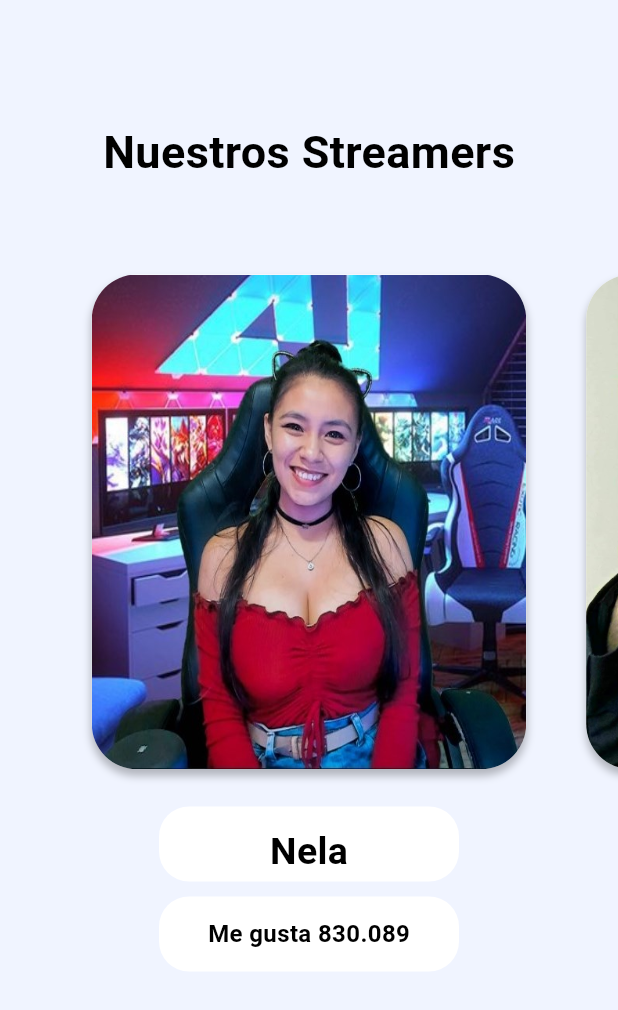
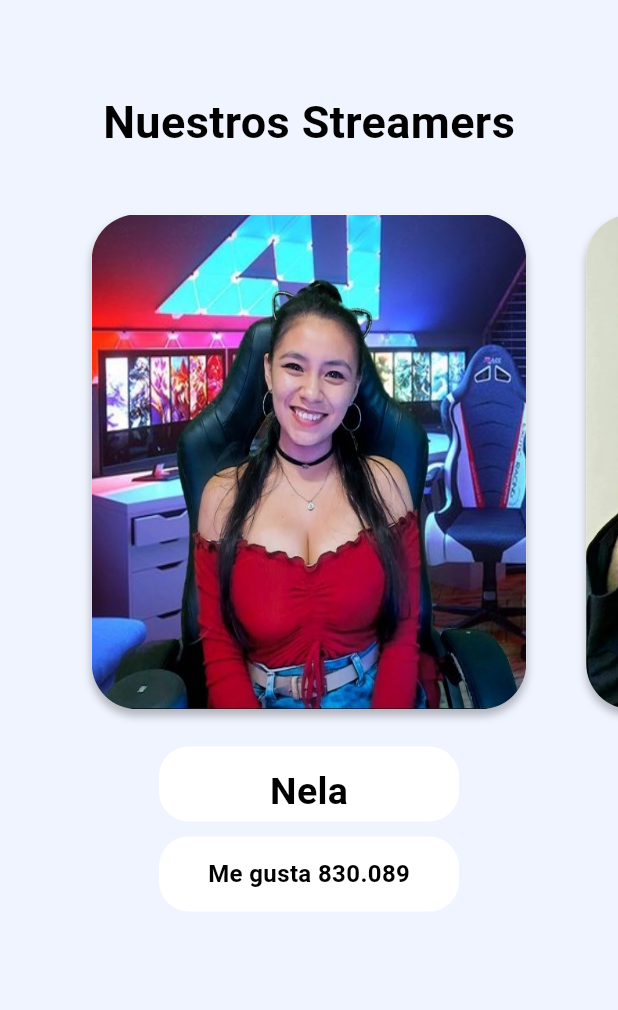
Before and after one commit to redlein/buscappme2, a Flutter app: the DrawerScreen widget shown alone on an empty page, opened directly, after a tap on "Colaboradores", on a phone screen of 412 x 824 dp. Shown: the top 1010 px of the screen. Run offline on Flutter 3.47's test engine with Material 2 defaults, Android fonts, the phone set to English and light mode, and no system bars; our stand-ins replace flutter_secure_storage, font_awesome_flutter, geocoding, geolocator, google_fonts, google_maps_flutter and 8 more; missing offline and left inert: clipboard, tiktoklikescroller; accounts and stored records are empty; network calls fail.

Commit message:
theme, fix heigth

```diff
--- a/lib/Pages/colaboradores_home.dart
+++ b/lib/Pages/colaboradores_home.dart
@@ -37,7 +37,7 @@ class _colaboradoresHomeState extends State<colaboradoresHome> {
         child: Column(
           children: <Widget>[
             const Padding(
-              padding: EdgeInsets.all(40.0),
+              padding: EdgeInsets.all(20.0),
               child: Center(
                 child: Text('Nuestros Streamers',
                     style:
--- a/lib/Pages/listar_busquedas_screen.dart
+++ b/lib/Pages/listar_busquedas_screen.dart
@@ -22,7 +22,7 @@ class ListarBusquedasScreen extends StatelessWidget {
           centerTitle: true,
           elevation: 0,
           title: Text(
-            'Encuentranos',
+            'Encuéntranos',
             style: GoogleFonts.poppins(
               fontWeight: FontWeight.w700,
               fontSize: 20,
--- a/lib/domain/providers/storage_provider.dart
+++ b/lib/domain/providers/storage_provider.dart
@@ -20,6 +20,8 @@ class StorageImageProvider with ChangeNotifier {
     'https://tfscdnfyqymsvuhirhdi.supabase.co',
     'eyJhbGciOiJIUzI1NiIsInR5cCI6IkpXVCJ9.eyJpc3MiOiJzdXBhYmFzZSIsInJlZiI6InRmc2NkbmZ5cXltc3Z1aGlyaGRpIiwicm9sZSI6ImFub24iLCJpYXQiOjE2NzE2MzI4NjEsImV4cCI6MTk4NzIwODg2MX0._Gwnv4hM69kBd_ai_dQ3TmpJ2Xl1rmNQvuoDpD24xIE',
   );
+
+  bool imageIsLoaded = false;
 
   //=======================================================
 
@@ -56,6 +58,8 @@ class StorageImageProvider with ChangeNotifier {
     //El nombre del archivo
     nameImage = image.name;
     this.image = imageTemp;
+    imageIsLoaded = true;
+
     notifyListeners();
 
     return true;
@@ -68,6 +72,8 @@ class StorageImageProvider with ChangeNotifier {
     final imageTemp = File(image.path);
     nameImage = image.name;
     this.image = imageTemp;
+    imageIsLoaded = true;
+
     notifyListeners();
   }
 
--- a/lib/onboarding/onboarding_page.dart
+++ b/lib/onboarding/onboarding_page.dart
@@ -89,7 +89,7 @@ class _OnboardingPageState extends State<OnboardingPage> {
           children: [
             //Texts slider
             SizedBox(
-              height: sizeHeight * 0.6,
+              height: sizeHeight * 0.75,
               child: PageView.builder(
                 onPageChanged: (value) {
                   setState(() {
--- a/lib/screen/drawer/drawerp.dart
+++ b/lib/screen/drawer/drawerp.dart
@@ -97,35 +97,19 @@ class DrawerScreen extends StatelessWidget {
               child: ListView(
                 children: [
                   Container(
-                    width: 100,
-                    height: 70,
+                    width: 200,
+                    height: 95,
                     alignment: Alignment.center,
                     decoration: BoxDecoration(
                       shape: BoxShape.rectangle,
                       color: ColorsPanel.cWhite.withOpacity(0.1),
                       borderRadius: BorderRadius.circular(10),
                     ),
-                    child: ListTile(
-                      leading: SizedBox(
-                        height: 150,
-                        child: ClipRRect(
-                          borderRadius: BorderRadius.circular(30.0),
-                          child: Image.asset(
-                            'assets/logo.png',
-                            width: 70,
-                          ),
-                        ),
-                      ),
-                      title: SizedBox(
-                        child: Text(
-                          'Buscappme',
-                          textAlign: TextAlign.justify,
-                          style: TextStyle(
-                            color: ColorsPanel.cBlue,
-                            fontSize: 18,
-                            fontWeight: FontWeight.bold,
-                          ),
-                        ),
+                    child: ClipRRect(
+                      borderRadius: BorderRadius.circular(30.0),
+                      child: Image.asset(
+                        'assets/logofull.png',
+                        width: 260,
                       ),
                     ),
                   ),
--- a/lib/widgets/custom_text_formfield.dart
+++ b/lib/widgets/custom_text_formfield.dart
@@ -1,3 +1,4 @@
+import 'package:buscappme/index_main.dart';
 import 'package:buscappme/util/color_util.dart';
 import 'package:flutter/material.dart';
 import 'package:google_fonts/google_fonts.dart';
@@ -38,7 +39,7 @@ class CustomTextFormField extends StatelessWidget {
             borderRadius: BorderRadius.circular(5),
           ),
           filled: true,
-          fillColor: ColorsPanel.cWhite,
+          fillColor: Preferences.theme ? Color(0xff040714) : ColorsPanel.cWhite,
           contentPadding: const EdgeInsets.all(15),
         ),
         onTap: onTap);
```
Also changed, not shown: lib/screen/busquedas/publicar_busqueda_screen.dart (+12 -8 lines).
